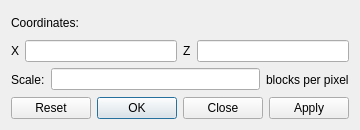
Old version of the form src/gotodialog.ui in the repository Cubitect/cubiomes-viewer.
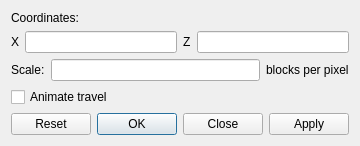
New version of the form. Icons and pictures are not drawn.

Diff of the .ui file:
```diff
--- a/src/gotodialog.ui
+++ b/src/gotodialog.ui
@@ -2,14 +2,6 @@
 <ui version="4.0">
  <class>GotoDialog</class>
  <widget class="QDialog" name="GotoDialog">
-  <property name="geometry">
-   <rect>
-    <x>0</x>
-    <y>0</y>
-    <width>356</width>
-    <height>130</height>
-   </rect>
-  </property>
   <property name="focusPolicy">
    <enum>Qt::StrongFocus</enum>
   </property>
@@ -99,6 +91,13 @@
      </item>
     </layout>
    </item>
+   <item>
+    <widget class="QCheckBox" name="checkAnimate">
+     <property name="text">
+      <string>Animate travel</string>
+     </property>
+    </widget>
+   </item>
    <item>
     <widget class="QDialogButtonBox" name="buttonBox">
      <property name="orientation">
```
